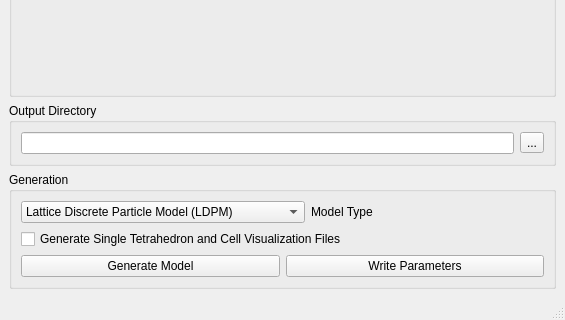
Above: freecad/chronoWorkbench/gui/ui/ui_LDPMCSL_generation.ui from Concrete-Chrono-Development/chrono-preprocessor before the change; both pictures show x 0 to 565 and y 578 to 898 of the 565 by 898 pixel window. Below: the same form after it.
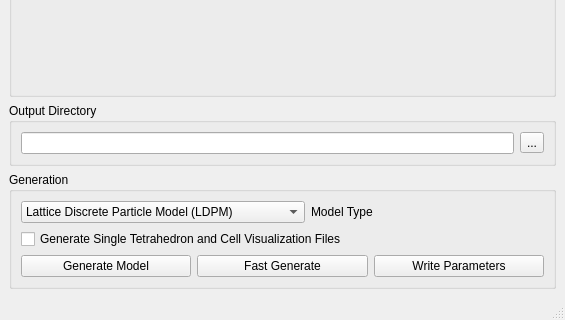
That is the form after the change.

Commit message: Added Fast Generate option; completed deployment of P-LDPM; bug fix for bug introduced on 2/6/24

```diff
--- a/freecad/chronoWorkbench/gui/ui/ui_LDPMCSL_generation.ui
+++ b/freecad/chronoWorkbench/gui/ui/ui_LDPMCSL_generation.ui
@@ -149,7 +149,7 @@
        <string>Generation</string>
       </property>
       <layout class="QGridLayout" name="gridLayout_3">
-       <item row="0" column="0" colspan="2">
+       <item row="0" column="0" colspan="3">
         <layout class="QHBoxLayout" name="horizontalLayout">
          <item>
           <widget class="QComboBox" name="modelType">
@@ -174,54 +174,7 @@
          </item>
         </layout>
        </item>
-       <item row="2" column="1">
-        <widget class="QPushButton" name="writePara">
-         <property name="enabled">
-          <bool>true</bool>
-         </property>
-         <property name="sizePolicy">
-          <sizepolicy hsizetype="Preferred" vsizetype="Fixed">
-           <horstretch>0</horstretch>
-           <verstretch>0</verstretch>
-          </sizepolicy>
-         </property>
-         <property name="minimumSize">
-          <size>
-           <width>100</width>
-           <height>20</height>
-          </size>
-         </property>
-         <property name="text">
-          <string>Write Parameters</string>
-         </property>
-         <property name="autoDefault">
-          <bool>false</bool>
-         </property>
-        </widget>
-       </item>
-       <item row="2" column="0">
-        <widget class="QPushButton" name="generate">
-         <property name="sizePolicy">
-          <sizepolicy hsizetype="Preferred" vsizetype="Fixed">
-           <horstretch>0</horstretch>
-           <verstretch>0</verstretch>
-          </sizepolicy>
-         </property>
-         <property name="minimumSize">
-          <size>
-           <width>100</width>
-           <height>20</height>
-          </size>
-         </property>
-         <property name="text">
-          <string>Generate Model</string>
-         </property>
-         <property name="autoDefault">
-          <bool>false</bool>
-         </property>
-        </widget>
-       </item>
-       <item row="1" column="0" colspan="2">
+       <item row="1" column="0" colspan="3">
         <widget class="QCheckBox" name="singleTetGen">
          <property name="enabled">
           <bool>true</bool>
@@ -237,6 +190,75 @@
          </property>
         </widget>
        </item>
+       <item row="2" column="0">
+        <widget class="QPushButton" name="generate">
+         <property name="sizePolicy">
+          <sizepolicy hsizetype="Preferred" vsizetype="Fixed">
+           <horstretch>0</horstretch>
+           <verstretch>0</verstretch>
+          </sizepolicy>
+         </property>
+         <property name="minimumSize">
+          <size>
+           <width>100</width>
+           <height>20</height>
+          </size>
+         </property>
+         <property name="text">
+          <string>Generate Model</string>
+         </property>
+         <property name="autoDefault">
+          <bool>false</bool>
+         </property>
+        </widget>
+       </item>
+       <item row="2" column="1">
+        <widget class="QPushButton" name="generateFast">
+         <property name="sizePolicy">
+          <sizepolicy hsizetype="Preferred" vsizetype="Fixed">
+           <horstretch>0</horstretch>
+           <verstretch>0</verstretch>
+          </sizepolicy>
+         </property>
+         <property name="minimumSize">
+          <size>
+           <width>100</width>
+           <height>20</height>
+          </size>
+         </property>
+         <property name="text">
+          <string>Fast Generate</string>
+         </property>
+         <property name="autoDefault">
+          <bool>false</bool>
+         </property>
+        </widget>
+       </item>
+       <item row="2" column="2">
+        <widget class="QPushButton" name="writePara">
+         <property name="enabled">
+          <bool>true</bool>
+         </property>
+         <property name="sizePolicy">
+          <sizepolicy hsizetype="Preferred" vsizetype="Fixed">
+           <horstretch>0</horstretch>
+           <verstretch>0</verstretch>
+          </sizepolicy>
+         </property>
+         <property name="minimumSize">
+          <size>
+           <width>100</width>
+           <height>20</height>
+          </size>
+         </property>
+         <property name="text">
+          <string>Write Parameters</string>
+         </property>
+         <property name="autoDefault">
+          <bool>false</bool>
+         </property>
+        </widget>
+       </item>
       </layout>
      </widget>
     </item>
```
The commit also changes 7 other files.
